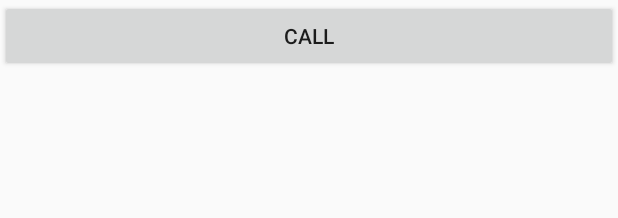
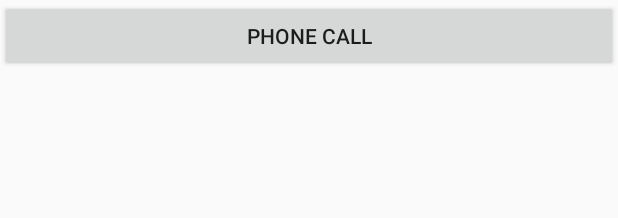
Before and after one commit to claudevandort/android-demos, an Android app: the layout activity_main.xml on its own in the app's theme, with its tools: preview values and no code run, on a phone screen of 412 x 824 dp. Shown: the top 218 px of the screen. Run offline under Robolectric (Android 15) with nearby library versions, the phone set to English and light mode, and no system bars.

```diff
--- a/Intents/app/src/main/res/layout/activity_main.xml
+++ b/Intents/app/src/main/res/layout/activity_main.xml
@@ -11,5 +11,5 @@
         android:id="@+id/button_main_call"
         android:layout_width="match_parent"
         android:layout_height="wrap_content"
-        android:text="@string/call"/>
+        android:text="@string/phone_call"/>
 </android.support.constraint.ConstraintLayout>
--- a/Intents/app/src/main/res/layout/activity_phone_call.xml
+++ b/Intents/app/src/main/res/layout/activity_phone_call.xml
@@ -23,7 +23,7 @@
             android:layout_width="wrap_content"
             android:layout_height="wrap_content"
             android:ems="10"
-            android:inputType="textPersonName"
+            android:inputType="phone"
             android:hint="@string/phone_number"
             app:layout_constraintEnd_toEndOf="parent"
             app:layout_constraintStart_toStartOf="parent"
--- a/Intents/app/src/main/res/values/strings.xml
+++ b/Intents/app/src/main/res/values/strings.xml
@@ -1,5 +1,5 @@
 <resources>
     <string name="app_name">Intents</string>
     <string name="phone_number">Phone number</string>
-    <string name="call">Call</string>
+    <string name="phone_call">Phone call</string>
 </resources>
```
Also changed, not shown: Intents/app/src/main/java/com/example/claudevandort/intents/PhoneCallActivity.java (+10 -4 lines).
